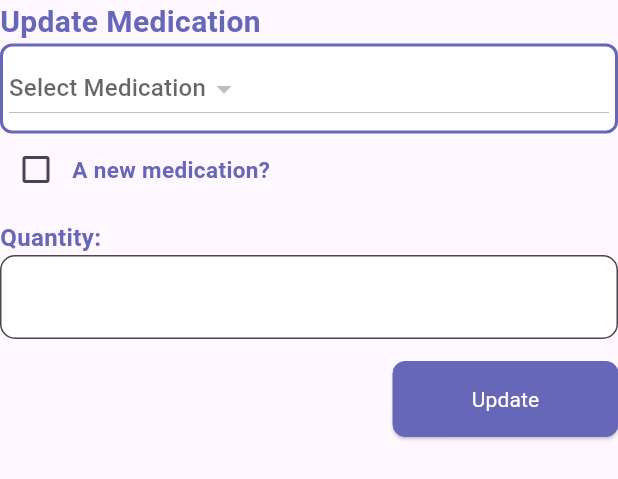
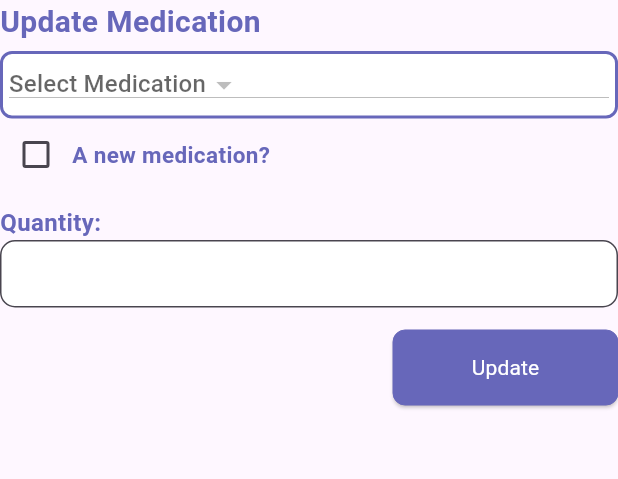
Before and after one commit to Orekidesu/Mobile-Health-App-Tambag, a Flutter app: the AddMedication widget shown alone on an empty page, opened directly, on a phone screen of 412 x 824 dp. Shown: the top 479 px of the screen. Run offline on Flutter 3.47's test engine with Material 3 defaults, Android fonts, the light colour scheme and no system bars; our stand-ins replace cloud_firestore, firebase_auth, firebase_core, flutter_slidable, fluttertoast, font_awesome_flutter; accounts and stored records are empty; Roboto replaces fonts that are missing (Arial).

Commit message:
Minor Fixes

```diff
--- a/lib/Custom_Widgets/Add_Medication_Dialog.dart
+++ b/lib/Custom_Widgets/Add_Medication_Dialog.dart
@@ -124,11 +124,13 @@ class _AddMedicationState extends State<AddMedication> {
             fontWeight: FontWeight.bold,
           ),
         ),
+        const SizedBox(height: 5,),
         if (!newMedication)
           Row(
             children: [
               Expanded(
                 child: Container(
+                  height: 45,
                   padding: const EdgeInsets.all(4.0),
                   decoration: BoxDecoration(
                     color: Colors.white,
@@ -170,7 +172,9 @@ class _AddMedicationState extends State<AddMedication> {
                   color: periwinkleColor,
                 ), // Adjust the font size as needed
               ),
-              TextField(
+              SizedBox(
+                height: 45,
+                child: TextField(
                   controller: medicationController,
                   decoration: InputDecoration(
                     filled: true,
@@ -185,6 +189,7 @@ class _AddMedicationState extends State<AddMedication> {
                     ),
                   ),
                   // Additional properties for the TextField can be added here
+                ),
               ),
             ],
           ),
@@ -219,7 +224,9 @@ class _AddMedicationState extends State<AddMedication> {
             color: periwinkleColor,
           ), // Adjust the font size as needed
         ),
-        TextField(
+        SizedBox(
+          height: 45,
+          child: TextField(
             controller: quantityController,
             decoration: InputDecoration(
               filled: true,
@@ -234,6 +241,7 @@ class _AddMedicationState extends State<AddMedication> {
               ),
             ),
             // Additional properties for the TextField can be added here
+          ),
         ),
         const SizedBox(
           height: 15,
--- a/lib/Custom_Widgets/Custom_TextField.dart
+++ b/lib/Custom_Widgets/Custom_TextField.dart
@@ -13,7 +13,7 @@ class CustomTextField extends StatelessWidget {
     super.key,
     required this.controller,
     required this.labelText,
-    this.labelFontSize = 20.0,
+    this.labelFontSize = 17.0,
     this.textFieldHeight = 5.0,
     this.borderRadius = 15.0,
     this.obscureText = false,
--- a/lib/Screen/Follow_up.dart
+++ b/lib/Screen/Follow_up.dart
@@ -334,7 +334,7 @@ class _Follow_upState extends State<Follow_up> {
                                       'Date:',
                                       style: TextStyle(
                                           fontWeight: FontWeight.bold,
-                                          fontSize: 16.0,
+                                          fontSize: 17.0,
                                           color:
                                               periwinkleColor), // Adjust the font size as needed
                                     ),
@@ -416,7 +416,7 @@ class _Follow_upState extends State<Follow_up> {
                                       'Time:',
                                       style: TextStyle(
                                           fontWeight: FontWeight.bold,
-                                          fontSize: 16.0,
+                                          fontSize: 17.0,
                                           color:
                                               periwinkleColor), // Adjust the font size as needed
                                     ),
--- a/lib/Screen/Masterlist.dart
+++ b/lib/Screen/Masterlist.dart
@@ -78,7 +78,8 @@ class _MasterlistState extends State<Masterlist> {
 
   @override
   Widget build(BuildContext context) {
-    return SafeArea(
+    return Scaffold(
+      body: SafeArea(
         child: Container(
         height: MediaQuery.of(context).size.height, // Adjust as needed
         color: backgroundColor,
@@ -242,7 +243,8 @@ class _MasterlistState extends State<Masterlist> {
             ),
           ],
         ),
-    ));
+      )),
+    );
   }
 
   void showTestDialog(BuildContext context) {
--- a/lib/Screen/Patient_profile.dart
+++ b/lib/Screen/Patient_profile.dart
@@ -77,7 +77,7 @@ class _Patient_ProfileState extends State<Patient_Profile> {
         return [];
       }
     } catch (e) {
-      print('Error fetching medications: $e');
+      showErrorNotification('Error fetching medications: $e');
       return [];
     }
   }
```
Also changed, not shown: lib/Custom_Widgets/Add_Medication_Dialog_Profile.dart (+7 -0 lines), lib/main.dart (+7 -0 lines). Lines whose indentation alone changed are shown as unchanged.
